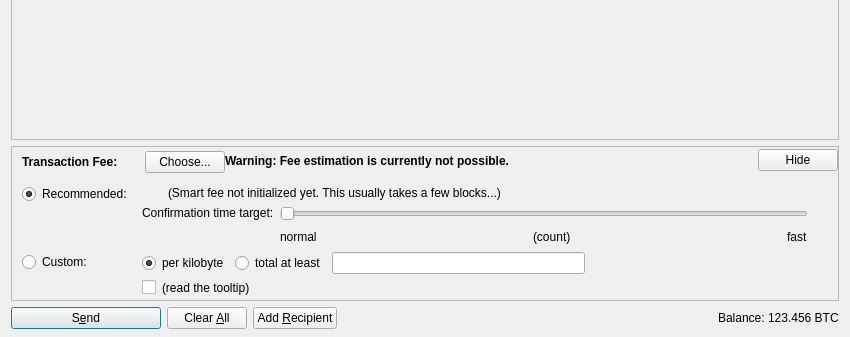
djp3/bitcoin, file src/qt/forms/sendcoinsdialog.ui: the form before one commit; both pictures show x 0 to 850 and y 189 to 526 of the 850 by 526 pixel window.
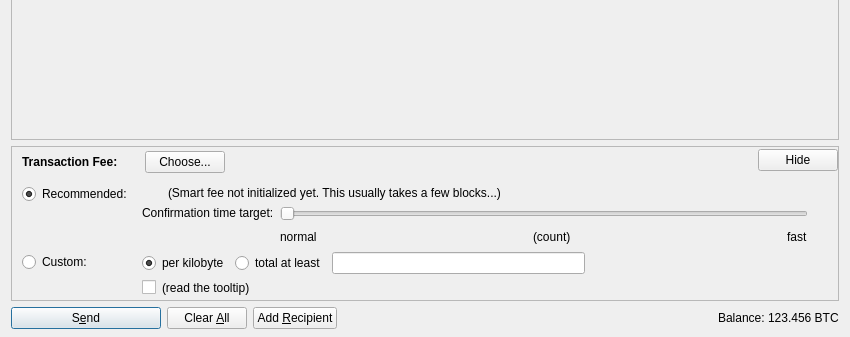
The form after the commit. Icons and pictures are not drawn. Custom widgets are drawn as their Qt base class.

```diff
--- a/src/qt/forms/sendcoinsdialog.ui
+++ b/src/qt/forms/sendcoinsdialog.ui
@@ -759,33 +759,11 @@
             </item>
            </layout>
           </item>
-          <item>
-           <widget class="QLabel" name="fallbackFeeWarningLabel">
-            <property name="toolTip">
-             <string>Using the fallbackfee can result in sending a transaction that will take serval hours or days (or never) to confirm. Consider choosing your fee manually or wait until your have validated the complete chain.</string>
-            </property>
-            <property name="font">
-            <font>
-                <weight>75</weight>
-                <bold>true</bold>
-            </font>
-            </property>
-            <property name="text">
-             <string>Warning: Fee estimation is currently not possible.</string>
-            </property>
-            <property name="wordWrap">
-             <bool>false</bool>
-            </property>
-           </widget>
-          </item>
           <item>
            <spacer name="horizontalSpacer_4">
             <property name="orientation">
              <enum>Qt::Horizontal</enum>
             </property>
-            <property name="sizeType">
-             <enum>QSizePolicy::MinimumExpanding</enum>
-            </property>
             <property name="sizeHint" stdset="0">
              <size>
               <width>40</width>
```
